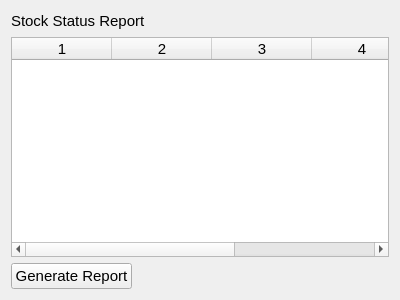
Watti/estorecpp, file estorecpp/stockreport.ui: the form before one commit.
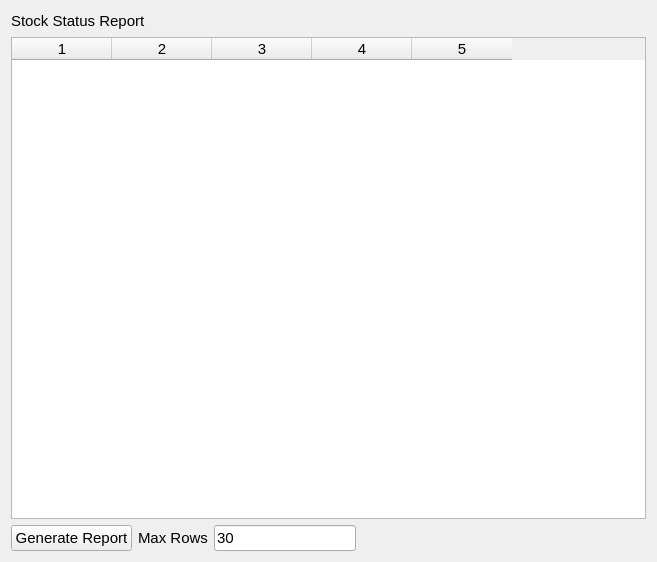
The form after the commit.

Commit message: max row count has been added to stock report

Patch:
```diff
--- a/estorecpp/stockreport.ui
+++ b/estorecpp/stockreport.ui
@@ -6,8 +6,8 @@
    <rect>
     <x>0</x>
     <y>0</y>
-    <width>400</width>
-    <height>300</height>
+    <width>657</width>
+    <height>562</height>
    </rect>
   </property>
   <property name="font">
@@ -69,6 +69,26 @@
        </property>
       </widget>
      </item>
+     <item>
+      <widget class="QLabel" name="label_2">
+       <property name="text">
+        <string>Max Rows</string>
+       </property>
+      </widget>
+     </item>
+     <item>
+      <widget class="QLineEdit" name="maxRows">
+       <property name="sizePolicy">
+        <sizepolicy hsizetype="Minimum" vsizetype="Fixed">
+         <horstretch>0</horstretch>
+         <verstretch>0</verstretch>
+        </sizepolicy>
+       </property>
+       <property name="text">
+        <string>30</string>
+       </property>
+      </widget>
+     </item>
      <item>
       <spacer name="horizontalSpacer">
        <property name="orientation">
```
